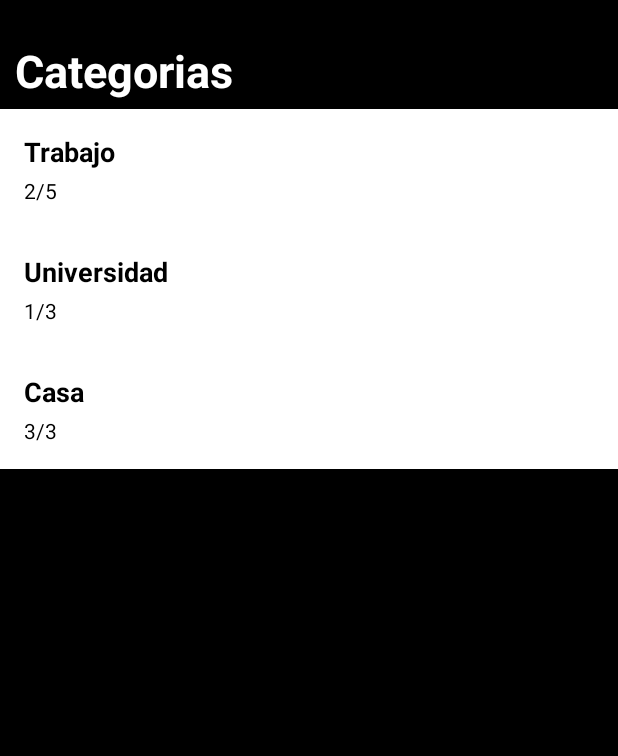
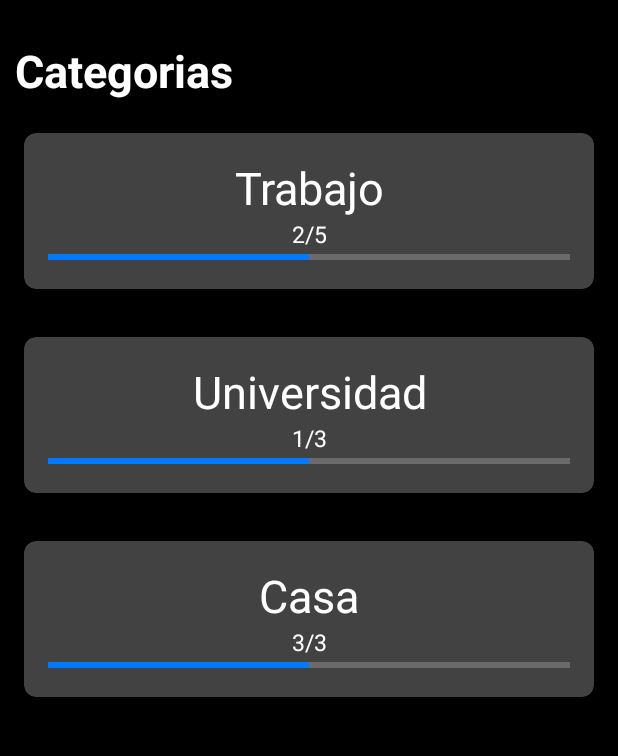
Before and after one commit to rafamolino/GestiondeTareas, an Android app: the InicioActivity screen opened directly, with no data from a screen before it, on a phone screen of 412 x 824 dp, the part 411-1167 px from its top. Run offline under Robolectric (Android 15) with nearby library versions, the phone set to English and light mode, and no system bars; Roboto replaces fonts that are not available here.

Commit message:
Diseño del RecyclerView actualizado

```diff
--- a/app/src/main/res/layout/nueva_tarea_main.xml
+++ b/app/src/main/res/layout/nueva_tarea_main.xml
@@ -166,7 +166,6 @@
                     android:layout_weight="3"
                     android:backgroundTint="@color/black"
                     android:contentDescription="Home"
-                    android:src="@drawable/baseline_calendar_month_24"
                     app:tint="@color/purple_500" />
             </LinearLayout>
         </TableRow>
--- a/app/src/main/res/layout/tarjeta_categoria.xml
+++ b/app/src/main/res/layout/tarjeta_categoria.xml
@@ -1,25 +1,59 @@
 <?xml version="1.0" encoding="utf-8"?>
+
 <!-- tarjeta_categoria.xml -->
 <LinearLayout xmlns:android="http://schemas.android.com/apk/res/android"
+    xmlns:app="http://schemas.android.com/apk/res-auto"
     android:layout_width="match_parent"
     android:layout_height="wrap_content"
-    android:background="#FFFFFF"
+    android:background="#000000"
     android:orientation="vertical"
     android:padding="16dp">
 
+    <androidx.cardview.widget.CardView
+
+        android:layout_width="match_parent"
+        android:layout_height="wrap_content"
+        app:cardCornerRadius="8dp"
+        app:cardElevation="4dp">
+
+        <LinearLayout
+            android:layout_width="match_parent"
+            android:layout_height="wrap_content"
+            android:orientation="vertical"
+            android:padding="16dp">
+
+            <!-- Título -->
+
+            <!-- Contador -->
             <TextView
                 android:id="@+id/tvNombre"
                 android:layout_width="match_parent"
                 android:layout_height="wrap_content"
-        android:textColor="#000000"
-        android:textSize="18sp"
-        android:textStyle="bold" />
+                android:gravity="center"
+                android:textColor="#FFFFFF"
+                android:textSize="30sp" />
 
+            <!-- Barra de progresión -->
             <TextView
                 android:id="@+id/tvDescripcion"
                 android:layout_width="match_parent"
                 android:layout_height="wrap_content"
-        android:layout_marginTop="4dp"
-        android:textColor="#000000"
-        android:textSize="14sp" />
+                android:gravity="center"
+                android:textColor="#FFFFFF"
+                android:textSize="15sp" />
+
+            <ProgressBar
+                style="?android:attr/progressBarStyleHorizontal"
+                android:layout_width="match_parent"
+                android:layout_height="wrap_content"
+                android:backgroundTint="#E0E0E0"
+                android:maxHeight="10dp"
+                android:minHeight="10dp"
+                android:progress="50"
+                android:progressTint="#007BFF" />
+
         </LinearLayout>
+
+    </androidx.cardview.widget.CardView>
+
+</LinearLayout>
```
Lines whose indentation alone changed are shown as unchanged.
